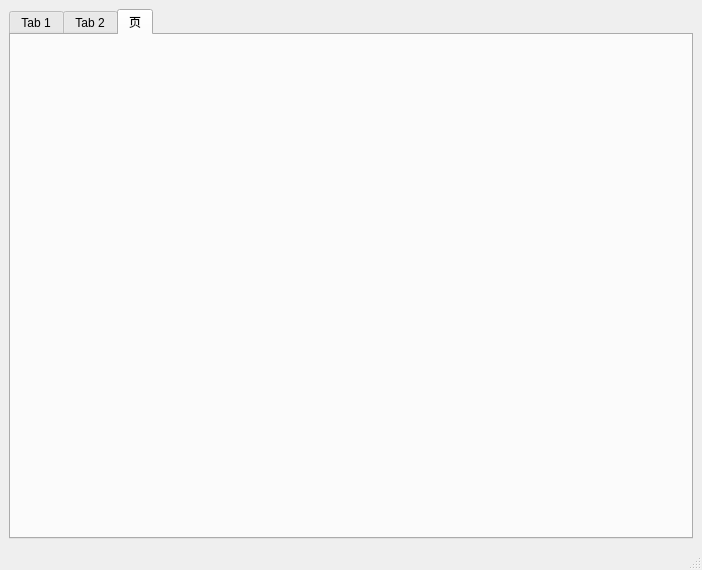
The window that mainwindow.ui (Kxq-xl/IEMonitor2.0) describes before a commit, drawn with Qt 5.
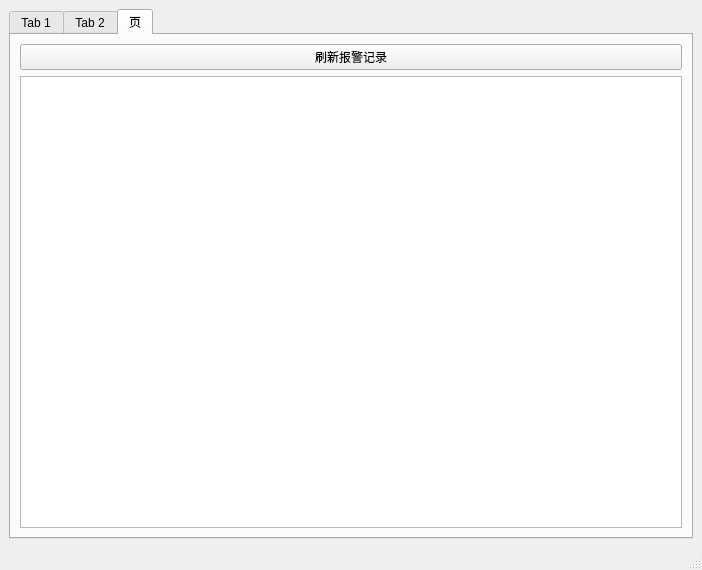
The same window after the commit. The open tabs and pages were chosen to show the change. Custom widgets are drawn as their Qt base class.

Commit message: 将第三模块的报警记录功能实现，点击按钮后可获取数据库报警信息，但是未实现检测报警，将报警信息存入数据库的功能。

```diff
--- a/mainwindow.ui
+++ b/mainwindow.ui
@@ -375,6 +375,18 @@
        <attribute name="title">
         <string>页</string>
        </attribute>
+       <layout class="QVBoxLayout" name="verticalLayout_2">
+        <item>
+         <widget class="QPushButton" name="refreshButton">
+          <property name="text">
+           <string>刷新报警记录</string>
+          </property>
+         </widget>
+        </item>
+        <item>
+         <widget class="QTableWidget" name="alarmTable"/>
+        </item>
+       </layout>
       </widget>
      </widget>
     </item>
```
Left out of the diff: 2 changed lines with no effect on the pictures. The commit also changes 4 other files.
